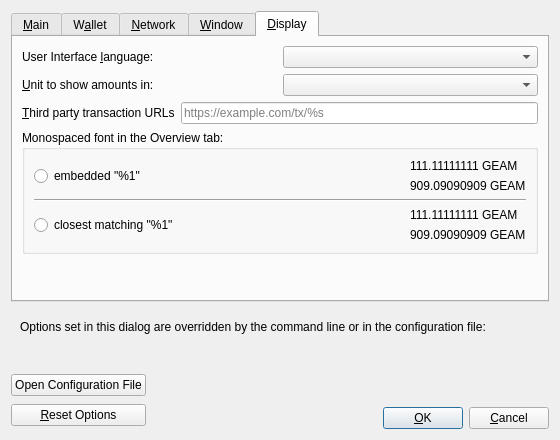
The window that src/qt/forms/optionsdialog.ui (geranium-coin/geranium) describes before a commit, drawn with Qt 5.
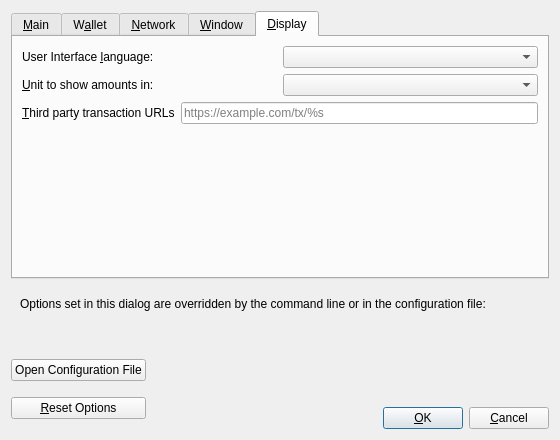
The same window after the commit. The open tabs and pages were chosen to show the change. Custom widgets are drawn as their Qt base class.

```diff
--- a/src/qt/forms/optionsdialog.ui
+++ b/src/qt/forms/optionsdialog.ui
@@ -55,7 +55,7 @@
         <item>
          <widget class="QCheckBox" name="prune">
           <property name="toolTip">
-           <string>Enabling pruning significantly reduces the disk space required to store transactions. All blocks are still fully validated. Reverting this setting requires re-downloading the entire blockchain.</string>
+           <string>Disables some advanced features but all blocks will still be fully validated. Reverting this setting requires re-downloading the entire blockchain. Actual disk usage may be somewhat higher.</string>
           </property>
           <property name="text">
            <string>Prune &amp;block storage to</string>
@@ -229,36 +229,6 @@
          </layout>
         </widget>
        </item>
-       <item>
-        <widget class="QGroupBox" name="groupBoxHww">
-         <property name="title">
-          <string>External Signer (e.g. hardware wallet)</string>
-         </property>
-         <layout class="QVBoxLayout" name="verticalLayoutHww">
-           <item>
-            <layout class="QHBoxLayout" name="horizontalLayoutHww">
-             <item>
-              <widget class="QLabel" name="externalSignerPathLabel">
-               <property name="text">
-                <string>&amp;External signer script path</string>
-               </property>
-               <property name="buddy">
-                <cstring>externalSignerPath</cstring>
-               </property>
-              </widget>
-             </item>
-             <item>
-              <widget class="QLineEdit" name="externalSignerPath">
-                <property name="toolTip">
-                  <string>Full path to a Geranium Core compatible script (e.g. C:\Downloads\hwi.exe or /Users/you/Downloads/hwi.py). Beware: malware can steal your coins!</string>
-                </property>
-              </widget>
-             </item>
-            </layout>
-           </item>
-         </layout>
-        </widget>
-       </item>
        <item>
         <spacer name="verticalSpacer_Wallet">
          <property name="orientation">
@@ -289,16 +259,6 @@
          </property>
         </widget>
        </item>
-       <item>
-        <widget class="QCheckBox" name="mapPortNatpmp">
-         <property name="toolTip">
-          <string>Automatically open the Geranium client port on the router. This only works when your router supports NAT-PMP and it is enabled. The external port could be random.</string>
-         </property>
-         <property name="text">
-          <string>Map port using NA&amp;T-PMP</string>
-         </property>
-        </widget>
-       </item>
        <item>
         <widget class="QCheckBox" name="allowIncoming">
          <property name="toolTip">
@@ -499,10 +459,10 @@
        <item>
         <widget class="QCheckBox" name="connectSocksTor">
          <property name="toolTip">
-          <string>Connect to the Geranium network through a separate SOCKS5 proxy for Tor onion services.</string>
+          <string>Connect to the Geranium network through a separate SOCKS5 proxy for Tor hidden services.</string>
          </property>
          <property name="text">
-          <string>Use separate SOCKS&amp;5 proxy to reach peers via Tor onion services:</string>
+          <string>Use separate SOCKS&amp;5 proxy to reach peers via Tor hidden services:</string>
          </property>
         </widget>
        </item>
@@ -608,15 +568,12 @@
       </attribute>
       <layout class="QVBoxLayout" name="verticalLayout_Window">
        <item>
-        <widget class="QCheckBox" name="showTrayIcon">
+        <widget class="QCheckBox" name="hideTrayIcon">
          <property name="toolTip">
-          <string>Show the icon in the system tray.</string>
+          <string>Hide the icon from the system tray.</string>
          </property>
          <property name="text">
-          <string>&amp;Show tray icon</string>
-         </property>
-         <property name="checked">
-          <bool>true</bool>
+          <string>&amp;Hide tray icon</string>
          </property>
         </widget>
        </item>
@@ -735,106 +692,6 @@
          </item>
         </layout>
        </item>
-       <item>
-        <widget class="QGroupBox" name="font_groupBox">
-         <property name="title">
-          <string>Monospaced font in the Overview tab:</string>
-         </property>
-         <layout class="QVBoxLayout" name="font_verticalLayout">
-          <item>
-           <layout class="QHBoxLayout" name="embeddedFont_horizontalLayout">
-            <item>
-             <widget class="QRadioButton" name="embeddedFont_radioButton">
-              <property name="text">
-               <string>embedded &quot;%1&quot;</string>
-              </property>
-             </widget>
-            </item>
-            <item>
-             <spacer name="embeddedFont_horizontalSpacer">
-              <property name="orientation">
-               <enum>Qt::Horizontal</enum>
-              </property>
-              <property name="sizeHint" stdset="0">
-               <size>
-                <width>40</width>
-                <height>20</height>
-               </size>
-              </property>
-             </spacer>
-            </item>
-            <item>
-             <layout class="QVBoxLayout" name="embeddedFont_verticalLayout">
-              <item>
-               <widget class="QLabel" name="embeddedFont_label_1">
-                <property name="text">
-                 <string notr="true">111.11111111 GEAM</string>
-                </property>
-               </widget>
-              </item>
-              <item>
-               <widget class="QLabel" name="embeddedFont_label_9">
-                <property name="text">
-                 <string notr="true">909.09090909 GEAM</string>
-                </property>
-               </widget>
-              </item>
-             </layout>
-            </item>
-           </layout>
-          </item>
-          <item>
-           <widget class="Line" name="font_line">
-            <property name="orientation">
-             <enum>Qt::Horizontal</enum>
-            </property>
-           </widget>
-          </item>
-          <item>
-           <layout class="QHBoxLayout" name="systemFont_horizontalLayout">
-            <item>
-             <widget class="QRadioButton" name="systemFont_radioButton">
-              <property name="text">
-               <string>closest matching &quot;%1&quot;</string>
-              </property>
-             </widget>
-            </item>
-            <item>
-             <spacer name="systemFont_horizontalSpacer">
-              <property name="orientation">
-               <enum>Qt::Horizontal</enum>
-              </property>
-              <property name="sizeHint" stdset="0">
-               <size>
-                <width>40</width>
-                <height>20</height>
-               </size>
-              </property>
-             </spacer>
-            </item>
-            <item>
-             <layout class="QVBoxLayout" name="systemFont_verticalLayout">
-              <item>
-               <widget class="QLabel" name="systemFont_label_1">
-                <property name="text">
-                 <string notr="true">111.11111111 GEAM</string>
-                </property>
-               </widget>
-              </item>
-              <item>
-               <widget class="QLabel" name="systemFont_label_9">
-                <property name="text">
-                 <string notr="true">909.09090909 GEAM</string>
-                </property>
-               </widget>
-              </item>
-             </layout>
-            </item>
-           </layout>
-          </item>
-         </layout>
-        </widget>
-       </item>
        <item>
         <spacer name="verticalSpacer_Display">
          <property name="orientation">
```
